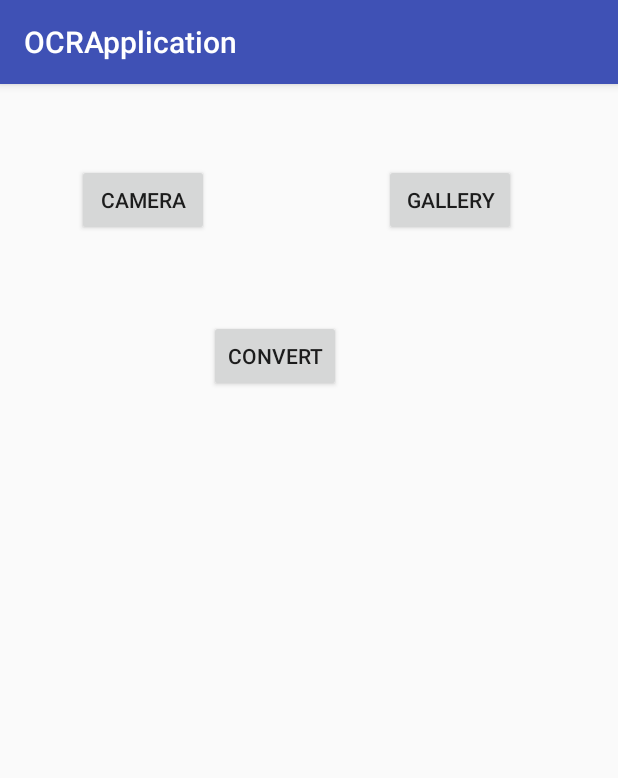
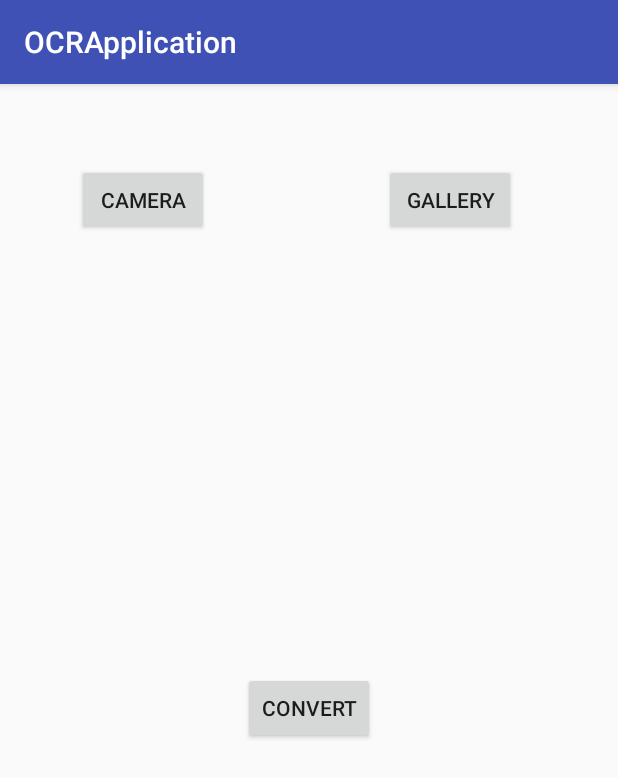
Before and after one commit to johnjoelanders/OCRApplication, an Android app: the screen it shows after launch (MainActivity), on a phone screen of 412 x 824 dp. Shown: the top 778 px of the screen. Run offline under Robolectric (Android 15) with nearby library versions, the phone set to English and light mode, and no system bars.

```diff
--- a/app/src/main/res/layout/activity_main.xml
+++ b/app/src/main/res/layout/activity_main.xml
@@ -33,16 +33,6 @@
         android:layout_marginEnd="52dp"
         android:id="@+id/btnGallery" />
 
-    <Button
-        android:text="Convert"
-        android:layout_width="wrap_content"
-        android:layout_height="wrap_content"
-        android:layout_marginTop="56dp"
-        android:id="@+id/btnConvert"
-        android:layout_below="@+id/btnOpenCamera"
-        android:layout_toRightOf="@+id/btnOpenCamera"
-        android:layout_toEndOf="@+id/btnOpenCamera" />
-
     <ImageView
         android:layout_width="350dp"
         android:layout_height="300dp"
@@ -50,4 +40,13 @@
         android:layout_alignParentRight="true"
         android:layout_alignParentEnd="true"
         android:id="@+id/imageView" />
+
+    <Button
+        android:text="Convert"
+        android:layout_width="wrap_content"
+        android:layout_height="wrap_content"
+        android:id="@+id/btnConvert"
+        android:layout_above="@+id/imageView"
+        android:layout_centerHorizontal="true"
+        android:layout_marginBottom="12dp" />
 </RelativeLayout>
```
Also changed, not shown: app/src/main/java/com/example/john/ocrapplication/MainActivity.java (+21 -1 lines).
